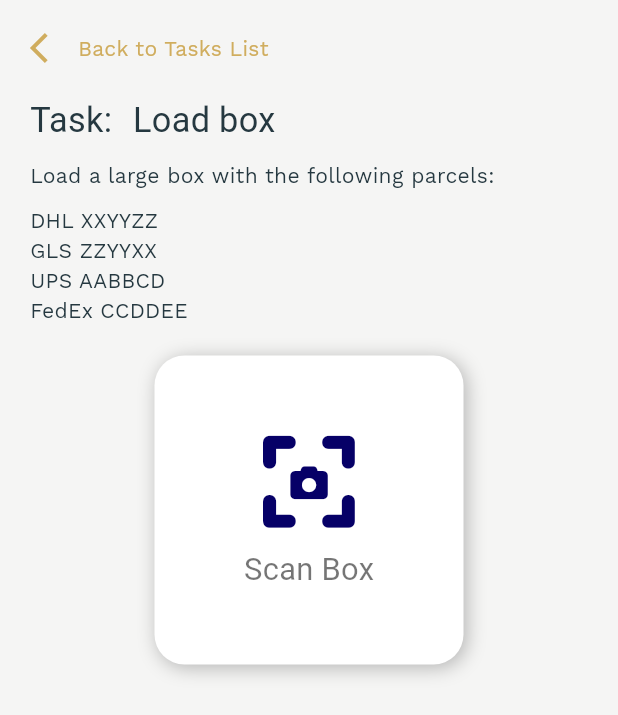
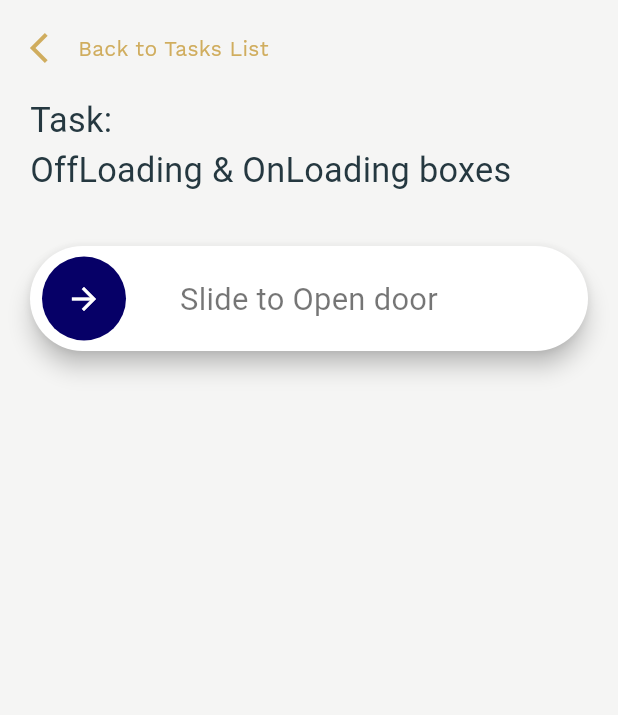
Before and after one commit to mostafahatem20/packmen-app, a Flutter app: the Task screen opened directly with empty values, on a phone screen of 412 x 824 dp. Shown: the top 715 px of the screen. Run offline on Flutter 3.47's test engine with Material 3 defaults, Android fonts, the phone set to English and light mode, and no system bars; drawn by our look-alikes of slide_to_act; our stand-ins replace auth_buttons, flutter_screenutil, font_awesome_flutter, get, get_storage, google_maps_flutter and 2 more; missing offline and left inert: qr_code_scanner; accounts and stored records are empty; Roboto replaces fonts that are missing (NexaBold, NexaRegular).

Commit message:
[PSSESI-11] handle different types of tasks

```diff
--- a/lib/screens/auth/controller/auth_controller.dart
+++ b/lib/screens/auth/controller/auth_controller.dart
@@ -104,8 +104,7 @@ class AuthController extends BaseController {
         Get.offAllNamed(AppRoutes.homeScreen);
       } else {
         CustomSnackBar.showCustomErrorSnackBar(
-            title: 'Internal Server Error',
-            message: 'Please contact an administrator');
+            title: 'Unauthorized', message: 'Invalid credentials.');
       }
     } catch (e) {
       Logger.log(e);
--- a/lib/screens/home/components/task.dart
+++ b/lib/screens/home/components/task.dart
@@ -2,6 +2,7 @@ import 'package:flutter/material.dart';
 import 'package:packmen_app/core/app_export.dart';
 import 'package:packmen_app/screens/home/controller/home_controller.dart';
 import 'package:font_awesome_flutter/font_awesome_flutter.dart';
+import 'package:packmen_app/widgets/custom_snackbar.dart';
 import 'package:qr_code_scanner/qr_code_scanner.dart';
 
 class Task extends GetView<HomeController> {
@@ -12,15 +13,14 @@ class Task extends GetView<HomeController> {
 
   @override
   Widget build(BuildContext context) {
-    final task = controller.tasks[index];
+    final task = controller.getNotDoneTasks()[index];
     final screenWidth = context.width;
     return Scaffold(
       backgroundColor: HexColor('#f5f5f4'),
-        body: Obx(
-          () => Container(
+      body: Container(
           padding: const EdgeInsets.all(20),
-              child: Column(
-                crossAxisAlignment: CrossAxisAlignment.start,
+          child: Obx(
+            () => ListView(
               children: [
                 GestureDetector(
                   onTap: onBack,
@@ -63,15 +63,28 @@ class Task extends GetView<HomeController> {
                   ],
                 ),
                 const SizedBox(height: 10),
-                  Text(task['subtitle'] as String),
-                  const SizedBox(height: 10),
-                  ...(task['ids'] as List<String>).map((e) => Text(e)),
-                  const SizedBox(height: 20),
-                  if (controller.scan.value)
+                if (task['type'] == 'box') ..._buildBox(task, screenWidth),
+                if (task['type'] == 'parcel')
+                  ..._buildParcel(task, screenWidth),
+                if (task['type'] == 'bike') ..._buildBike(task),
+              ],
+            ),
+          )),
+    );
+  }
+
+  Widget _buildScanner(void Function(int) onScan, double screenWidth) {
+    return SizedBox(
+      width: screenWidth,
+      height: 500,
+      child: Column(
+        children: [
           Expanded(
             child: QRView(
               key: qrKey,
-                        onQRViewCreated: _onQRViewCreated,
+              onQRViewCreated: (controller) {
+                _onQRViewCreated(controller, onScan);
+              },
               overlay: QrScannerOverlayShape(
                 borderColor: Colors.red,
                 borderRadius: 10,
@@ -79,9 +92,14 @@ class Task extends GetView<HomeController> {
                 borderWidth: 10,
               ),
             ),
-                    )
-                  else
-                    Center(
+          ),
+        ],
+      ),
+    );
+  }
+
+  Widget _buildScannerPlaceholder(String s, double screenWidth) {
+    return Center(
       child: GestureDetector(
         onTap: () {
           controller.setScan(true);
@@ -124,9 +142,7 @@ class Task extends GetView<HomeController> {
                   top: 8,
                 ),
                 child: Text(
-                                  task['type'] == '1'
-                                      ? "Scan Box"
-                                      : "Scan Parcel",
+                  s,
                   style: TextStyle(
                     fontFamily: "NexaRegular",
                     fontSize: screenWidth / 20,
@@ -138,44 +154,83 @@ class Task extends GetView<HomeController> {
           ),
         ),
       ),
+    );
+  }
+
+  List<Widget> _buildBox(dynamic task, double screenWidth) {
+    if (controller.door.value == false) {
+      return [
+        Container(
+          margin: const EdgeInsets.only(top: 24, bottom: 12),
+          child: Builder(
+            builder: (context) {
+              final GlobalKey<SlideActionState> key = GlobalKey();
+
+              return SlideAction(
+                text: "Slide to Open door",
+                textStyle: TextStyle(
+                  color: Colors.black54,
+                  fontSize: screenWidth / 20,
+                  fontFamily: "NexaRegular",
                 ),
-                  if (controller.checklist != null)
-                    const SizedBox(
-                      height: 20,
+                outerColor: Colors.white,
+                innerColor: AppTheme.themeColor,
+                key: key,
+                onSubmit: () async {
+                  controller.setDoor(true);
+                },
+              );
+            },
           ),
-                  if (controller.checklist != null)
-                    Text(
-                      "Checklist: ",
-                      style: TextStyle(
-                        fontFamily: "NexaBold",
-                        fontSize: screenWidth / 18,
+        )
+      ];
+    } else {
+      return [
+        const Text(
+          "OffLoading Boxes: ",
         ),
-                    ),
-                  if (controller.checklist != null)
-                    const SizedBox(
-                      height: 8,
-                    ),
-                  if (controller.checklist != null)
-                    ...controller.checklist!.asMap().entries.map((entry) {
-                      int index = entry.key;
-                      String e = entry.value;
-
+        const SizedBox(height: 10),
+        ...task['boxes'].map((e) {
+          if (e['action'] == "off-load") {
             return CheckboxListTile(
-                        value: controller.checklistBool![index],
-                        onChanged: (bool? value) {
-                          controller.toggleChecklistBool(index);
-                        },
-                        title: Text(e),
+              value: e['status'] == "Done",
+              onChanged: (bool? value) {},
+              enabled: false,
+              title: Text(e['name']),
               activeColor: AppTheme.themeColor,
             );
+          }
+          return const SizedBox();
         }),
-                  if (controller.checklist != null)
-                    const SizedBox(
-                      height: 20,
+        const SizedBox(height: 10),
+        const Text(
+          "OnLoading Boxes: ",
         ),
-                  if (controller.checklist != null)
+        const SizedBox(height: 10),
+        ...task['boxes'].map((e) {
+          if (e['action'] == "on-load") {
+            return CheckboxListTile(
+              value: e['status'] == "Done",
+              onChanged: (bool? value) {},
+              enabled: false,
+              title: Text(e['name']),
+              activeColor: AppTheme.themeColor,
+            );
+          }
+          return const SizedBox();
+        }),
+        const SizedBox(height: 10),
+        if (controller.scan.value)
+          _buildScanner((i) {
+            controller.setStatus(0, 'boxes', i, 'Done');
+          }, screenWidth)
+        else if (task['boxes'].every((box) => box['status'] == 'Done'))
           GestureDetector(
-                      onTap: onBack,
+            onTap: () {
+              controller.setDoor(false);
+              controller.setTaskStatus(0);
+              onBack();
+            },
             child: Container(
               width: double.infinity,
               height: 50,
@@ -184,32 +239,124 @@ class Task extends GetView<HomeController> {
                 color: AppTheme.themeColor,
                 borderRadius: BorderRadius.circular(8),
               ),
-                        child: false
-                            ? const CircularProgressIndicator(
-                                valueColor:
-                                    AlwaysStoppedAnimation(Colors.white),
-                              )
-                            : const Text(
+              child: const Text(
                 'Confirm',
-                                style: const TextStyle(
+                style: TextStyle(
                     color: Colors.white,
                     fontWeight: FontWeight.bold,
                     fontSize: 14),
               ),
             ),
-                    ),
-                ],
-              )),
-        ));
+          )
+        else
+          _buildScannerPlaceholder('Scan Box', screenWidth)
+      ];
+    }
   }
 
-  void _onQRViewCreated(QRViewController scanController) {
+  List<Widget> _buildParcel(dynamic task, double screenWidth) {
+    return [
+      ...task['parcels'].map((e) {
+        return CheckboxListTile(
+          value: e['status'] == "Done",
+          onChanged: (bool? value) {},
+          enabled: false,
+          title: Text('Move ${e['name']} from ${e['from']} to ${e['to']}'),
+          activeColor: AppTheme.themeColor,
+        );
+      }),
+      const SizedBox(height: 10),
+      if (controller.scan.value)
+        _buildScanner((i) {
+          controller.setStatus(1, 'parcels', i, 'Done');
+        }, screenWidth)
+      else if (task['parcels'].every((box) => box['status'] == 'Done'))
+        GestureDetector(
+          onTap: () {
+            controller.setTaskStatus(1);
+            onBack();
+          },
+          child: Container(
+            width: double.infinity,
+            height: 50,
+            alignment: Alignment.center,
+            decoration: BoxDecoration(
+              color: AppTheme.themeColor,
+              borderRadius: BorderRadius.circular(8),
+            ),
+            child: const Text(
+              'Confirm',
+              style: TextStyle(
+                  color: Colors.white,
+                  fontWeight: FontWeight.bold,
+                  fontSize: 14),
+            ),
+          ),
+        )
+      else
+        _buildScannerPlaceholder('Scan Parcel', screenWidth)
+    ];
+  }
+
+  List<Widget> _buildBike(dynamic task) {
+    // TODO: when task is a model we can refresh its state correctly
+    print(controller.trigger.value);
+    return [
+      const Text(
+        "Load on Bike: ",
+      ),
+      const SizedBox(height: 10),
+      ...task['boxes'].map((e) {
+        return CheckboxListTile(
+          value: e['status'] == "Done",
+          onChanged: (bool? value) {
+            if (value == true) {
+              controller.setStatus(2, 'boxes', e['id'], 'Done');
+            } else {
+              controller.setStatus(2, 'boxes', e['id'], 'Pending');
+            }
+            controller.toggleTrigger();
+          },
+          title: Text(e['name']),
+          activeColor: AppTheme.themeColor,
+        );
+      }),
+      const SizedBox(height: 10),
+      GestureDetector(
+        onTap: () {
+          if (task['boxes'].every((box) => box['status'] == 'Done')) {
+            controller.setTaskStatus(2);
+            onBack();
+          } else {
+            CustomSnackBar.showCustomErrorSnackBar(
+                title: 'Error', message: 'Please load all boxes on bike');
+          }
+        },
+        child: Container(
+          width: double.infinity,
+          height: 50,
+          alignment: Alignment.center,
+          decoration: BoxDecoration(
+            color: AppTheme.themeColor,
+            borderRadius: BorderRadius.circular(8),
+          ),
+          child: const Text(
+            'Confirm',
+            style: TextStyle(
+                color: Colors.white, fontWeight: FontWeight.bold, fontSize: 14),
+          ),
+        ),
+      )
+    ];
+  }
+
+  void _onQRViewCreated(
+      QRViewController scanController, void Function(int) onScan) {
     scanController.scannedDataStream.listen((scanData) {
       String idStr = scanData.code ?? '';
-      int scannedBoxId = int.tryParse(idStr) ?? -1;
-      print(scannedBoxId);
+      int scannedId = int.tryParse(idStr) ?? -1;
+      onScan(scannedId);
       controller.setScan(false);
-      controller.setChecklist();
     });
   }
 }
--- a/lib/screens/home/controller/home_controller.dart
+++ b/lib/screens/home/controller/home_controller.dart
@@ -7,76 +7,93 @@ import 'package:packmen_app/core/app_export.dart';
 class HomeController extends BaseController {
   Rx<bool> isLoading = false.obs;
   Rx<bool> scan = false.obs;
+  Rx<bool> door = false.obs;
   RxString checkIn = "--/--".obs;
   RxString checkOut = "--/--".obs;
-  RxList<String>? checklist;
-  RxList<bool>? checklistBool;
+  Rx<bool> trigger = false.obs;
+  toggleTrigger() => trigger.toggle();
+
   RxList<Map<String, Object>> tasks = [
     {
-      'title': 'Load box',
+      'title': 'OffLoading & OnLoading boxes',
       'time': '07:00',
-      'slot': '07:00 - 8:00',
-      'subtitle': 'Load a large box with the following parcels:',
-      'ids': ['DHL XXYYZZ', 'GLS ZZYYXX', 'UPS AABBCD', 'FedEx CCDDEE'],
-      'status': 'current',
-      'boxSize': 'Large',
-      'type': '1'
+      'boxes': [
+        {
+          'id': 1,
+          'name': 'DHL XXYYZZ',
+          'action': 'off-load',
+          'status': 'Pending'
         },
         {
-      'title': 'Load box',
-      'time': '08:00',
-      'slot': '08:00 - 9:00',
-      'subtitle': 'Load a large box with the following parcels:',
-      'ids': ['DHL XXYYZZ', 'GLS ZZYYXX', 'UPS AABBCD', 'FedEx CCDDEE'],
-      'status': 'current',
-      'boxSize': 'Large',
-      'type': '2'
+          'id': 2,
+          'name': 'GLS ZZYYXX',
+          'action': 'off-load',
+          'status': 'Pending'
         },
         {
-      'title': 'Load box',
-      'time': '09:00',
-      'slot': '09:00 - 10:00',
-      'subtitle': 'Load a large box with the following parcels:',
-      'ids': ['DHL XXYYZZ', 'GLS ZZYYXX', 'UPS AABBCD', 'FedEx CCDDEE'],
-      'status': 'current',
-      'boxSize': 'Large',
-      'type': '3'
+          'id': 3,
+          'name': 'UPS AABBCD',
+          'action': 'on-load',
+          'status': 'Pending'
         },
         {
-      'title': 'Load box',
-      'time': '10:00',
-      'slot': '10:00 - 11:00',
-      'subtitle': 'Load a large box with the following parcels:',
-      'ids': ['DHL XXYYZZ', 'GLS ZZYYXX', 'UPS AABBCD', 'FedEx CCDDEE'],
-      'status': 'current',
-      'boxSize': 'Large',
+          'id': 4,
+          'name': 'FedEx CCDDEE',
+          'action': 'on-load',
+          'status': 'Pending'
+        }
+      ],
+      'status': 'Active',
+      'type': 'box'
     },
     {
-      'title': 'Load box',
-      'time': '11:00',
-      'slot': '11:00 - 12:00',
-      'subtitle': 'Load a large box with the following parcels:',
-      'ids': ['DHL XXYYZZ', 'GLS ZZYYXX', 'UPS AABBCD', 'FedEx CCDDEE'],
-      'status': 'current',
-      'boxSize': 'Large',
+      'title': 'Sorting Parcels',
+      'time': '08:00',
+      'parcels': [
+        {
+          'id': 1,
+          'name': 'DHL XXYYZZ',
+          'status': 'Pending',
+          'from': 'B1',
+          'to': 'B2'
         },
         {
-      'title': 'Load box',
-      'time': '12:00',
-      'slot': '12:00 - 13:00',
-      'subtitle': 'Load a large box with the following parcels:',
-      'ids': ['DHL XXYYZZ', 'GLS ZZYYXX', 'UPS AABBCD', 'FedEx CCDDEE'],
-      'status': 'current',
-      'boxSize': 'Large',
+          'id': 2,
+          'name': 'GLS ZZYYXX',
+          'status': 'Done',
+          'from': 'B1',
+          'to': 'B2'
         },
         {
-      'title': 'Load box',
-      'time': '13:00',
-      'slot': '13:00 - 14:00',
-      'subtitle': 'Load a large box with the following parcels:',
-      'ids': ['DHL XXYYZZ', 'GLS ZZYYXX', 'UPS AABBCD', 'FedEx CCDDEE'],
+          'id': 3,
+          'name': 'UPS AABBCD',
+          'action': 'on-load',
+          'status': 'Pending',
+          'from': 'B1',
+          'to': 'B2'
+        },
+        {
+          'id': 4,
+          'name': 'FedEx CCDDEE',
+          'status': 'Done',
+          'from': 'B1',
+          'to': 'B2'
+        }
+      ],
+      'status': 'Active',
+      'type': 'parcel'
+    },
+    {
+      'title': 'Bike Delivery',
+      'time': '09:00',
+      'boxes': [
+        {'id': 1, 'name': 'DHL XXYYZZ', 'status': 'Pending'},
+        {'id': 2, 'name': 'GLS ZZYYXX', 'status': 'Pending'},
+        {'id': 3, 'name': 'UPS AABBCD', 'status': 'Pending'},
+        {'id': 4, 'name': 'FedEx CCDDEE', 'status': 'Pending'}
+      ],
       'status': 'current',
-      'boxSize': 'Large',
+      'type': 'bike'
     },
   ].obs;
   // @override
@@ -93,17 +110,45 @@ class HomeController extends BaseController {
     scan.value = v;
   }
 
+  void setDoor(bool v) {
+    door.value = v;
+  }
+
   void setCheckOut() {
     checkOut.value = DateFormat('hh:mm').format(DateTime.now());
   }
 
-  void setChecklist() {
-    checklist = ['Offload Box a1', 'Offload Box a2', 'Onload Box a3'].obs;
-    checklistBool = [false, false, false].obs;
+  void setStatus(int index, String field, int id, String status) {
+    final task = tasks[index];
+    if (!task.containsKey(field)) {
+      Logger.log('Error: field $field not found in task');
+      return;
+    }
+    final boxes = task[field] as List;
+    final box = boxes.firstWhere((box) => box['id'] == id);
+    if (box == null) {
+      Logger.log('Error: box with id $id not found in task');
+      return;
+    }
+    if (box['status'] == 'Done') {
+      CustomSnackBar.showCustomErrorSnackBar(
+          title: 'Error', message: 'This box/parcel already scanned');
+      return;
+    }
+    box['status'] = status;
   }
 
-  void toggleChecklistBool(int index) {
-    checklistBool![index] = !checklistBool![index];
+  void setTaskStatus(int index) {
+    if (index < 0 || index >= tasks.length) {
+      Logger.log('Error: invalid index $index');
+      return;
+    }
+    ;
+    tasks[index]['status'] = 'Done';
+  }
+
+  List<Map<String, Object>> getNotDoneTasks() {
+    return tasks.where((task) => task['status'] != 'Done').toList();
   }
 
   Future<void> getTasks() async {
```
Also changed, not shown: lib/screens/home/components/task_timeline.dart (+17 -8 lines), lib/screens/home/components/tasks_list.dart (+5 -4 lines). Lines whose indentation alone changed are shown as unchanged.
